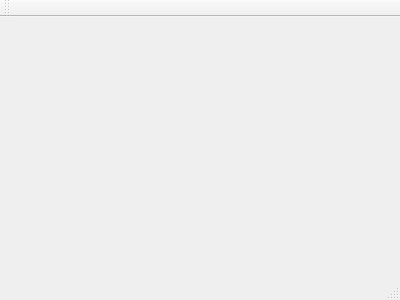
Old version of the form mainwindow.ui in the repository TOT0RoKor/PumpEmulator.
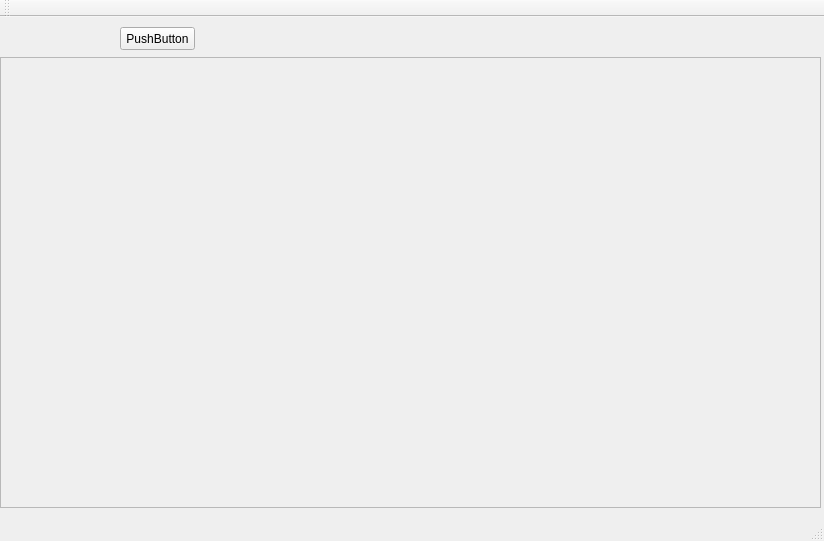
New version of the form.

Patch:
```diff
--- a/mainwindow.ui
+++ b/mainwindow.ui
@@ -1,24 +1,76 @@
 <ui version="4.0">
  <class>MainWindow</class>
- <widget class="QMainWindow" name="MainWindow" >
-  <property name="geometry" >
+ <widget class="QMainWindow" name="MainWindow">
+  <property name="geometry">
    <rect>
     <x>0</x>
     <y>0</y>
-    <width>400</width>
-    <height>300</height>
+    <width>824</width>
+    <height>541</height>
    </rect>
   </property>
   <property name="windowTitle" >
    <string>MainWindow</string>
   </property>
-  <widget class="QMenuBar" name="menuBar" />
-  <widget class="QToolBar" name="mainToolBar" />
-  <widget class="QWidget" name="centralWidget" />
-  <widget class="QStatusBar" name="statusBar" />
+  <widget class="QWidget" name="centralWidget">
+   <widget class="QScrollArea" name="scrollArea">
+    <property name="geometry">
+     <rect>
+      <x>0</x>
+      <y>40</y>
+      <width>821</width>
+      <height>451</height>
+     </rect>
+    </property>
+    <property name="widgetResizable">
+     <bool>true</bool>
+    </property>
+    <widget class="QWidget" name="scrollAreaWidgetContents">
+     <property name="geometry">
+      <rect>
+       <x>0</x>
+       <y>0</y>
+       <width>819</width>
+       <height>449</height>
+      </rect>
+     </property>
+    </widget>
+   </widget>
+   <widget class="QPushButton" name="pushButton">
+    <property name="geometry">
+     <rect>
+      <x>120</x>
+      <y>10</y>
+      <width>75</width>
+      <height>23</height>
+     </rect>
+    </property>
+    <property name="text">
+     <string>PushButton</string>
+    </property>
+   </widget>
+  </widget>
+  <widget class="QMenuBar" name="menuBar">
+   <property name="geometry">
+    <rect>
+     <x>0</x>
+     <y>0</y>
+     <width>824</width>
+     <height>21</height>
+    </rect>
+   </property>
+  </widget>
+  <widget class="QToolBar" name="mainToolBar">
+   <attribute name="toolBarArea">
+    <enum>TopToolBarArea</enum>
+   </attribute>
+   <attribute name="toolBarBreak">
+    <bool>false</bool>
+   </attribute>
+  </widget>
+  <widget class="QStatusBar" name="statusBar"/>
  </widget>
- <layoutDefault spacing="6" margin="11" />
- <pixmapfunction></pixmapfunction>
+ <layoutdefault spacing="6" margin="11"/>
  <resources/>
  <connections/>
 </ui>
```
Left out of the diff: 3 changed lines with no effect on the pictures.
